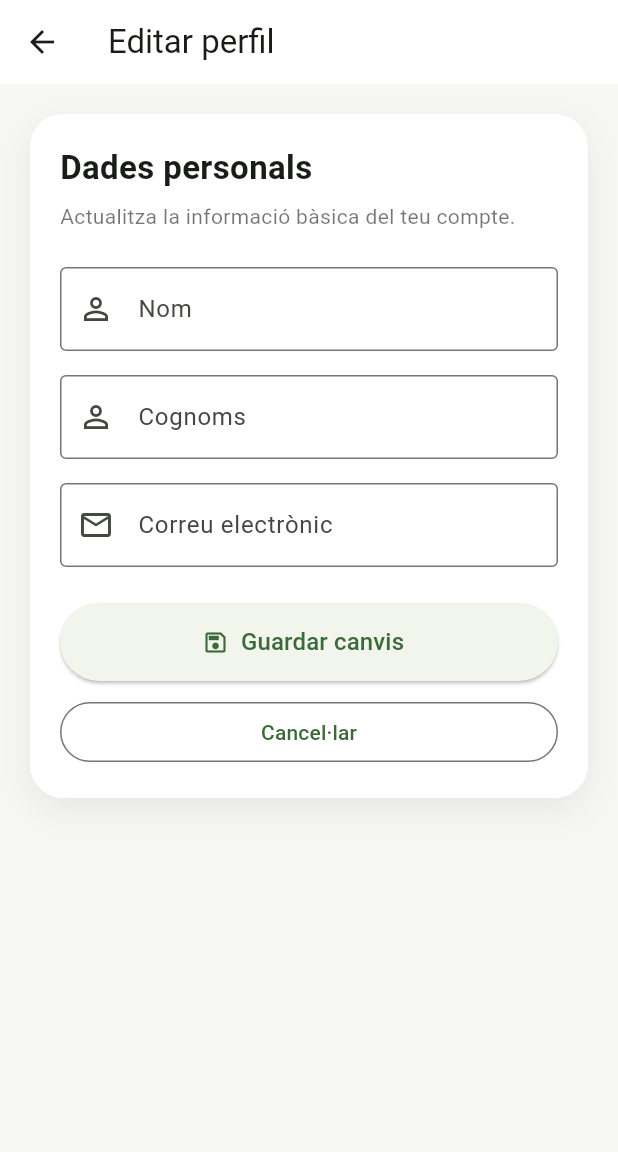
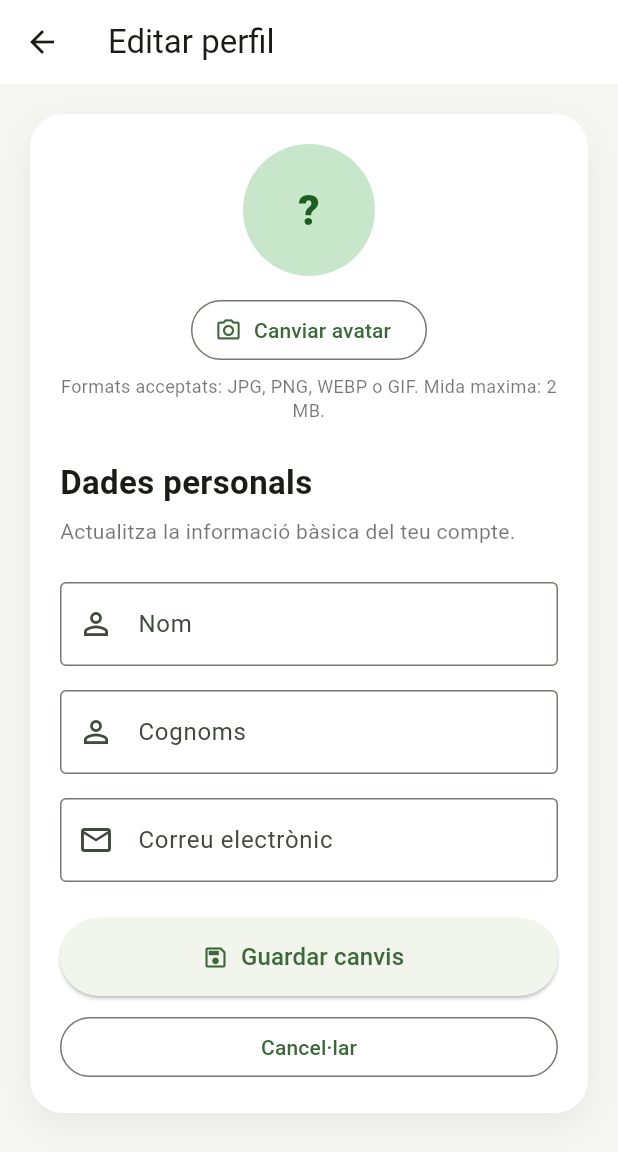
Before and after one commit to pes2526q2-13-gei-upc/FrontEnd-BuildRank, a Flutter app: the EditProfileScreen screen opened directly with empty values, on a phone screen of 412 x 824 dp. Shown: the top 1152 px of the screen. Run offline on Flutter 3.47's test engine with Material 3 defaults, Android fonts, the phone set to English and light mode, and no system bars; our stand-ins replace file_picker, firebase_core, firebase_messaging, flutter_local_notifications, flutter_map, google_sign_in and 2 more; missing offline and left inert: stream_chat_flutter; accounts and stored records are empty.

Commit message:
feat(profile): add user avatar management (#49)

```diff
--- a/buildrank_mobile/lib/core/services/api_client.dart
+++ b/buildrank_mobile/lib/core/services/api_client.dart
@@ -153,6 +153,30 @@ class ApiClient {
     );
   }
 
+  static Future<http.Response> multipartPatch(
+    Uri uri, {
+    Map<String, String> fields = const {},
+    List<http.MultipartFile> Function()? filesBuilder,
+    Duration timeout = const Duration(seconds: 30),
+  }) {
+    return _execute((h) async {
+      final request = http.MultipartRequest('PATCH', uri);
+
+      final headers = Map<String, String>.from(h);
+      headers.remove('Content-Type');
+      request.headers.addAll(headers);
+
+      request.fields.addAll(fields);
+
+      if (filesBuilder != null) {
+        request.files.addAll(filesBuilder());
+      }
+
+      final streamedResponse = await request.send().timeout(timeout);
+      return http.Response.fromStream(streamedResponse);
+    });
+  }
+
   static Future<http.Response> delete(
     Uri uri, {
     Duration timeout = const Duration(seconds: 10),
--- a/buildrank_mobile/lib/features/profile/presentation/screens/edit_profile_screen.dart
+++ b/buildrank_mobile/lib/features/profile/presentation/screens/edit_profile_screen.dart
@@ -1,16 +1,21 @@
+import 'dart:typed_data';
+
 import 'package:buildrank_mobile/features/auth/data/auth_service.dart';
 import 'package:buildrank_mobile/l10n/app_localizations.dart';
+import 'package:file_picker/file_picker.dart';
 import 'package:flutter/material.dart';
 
 class EditProfileScreen extends StatefulWidget {
   final String initialFullName;
   final String initialEmail;
+  final String? initialAvatarUrl;
   final AuthService? authService;
 
   const EditProfileScreen({
     super.key,
     required this.initialFullName,
     required this.initialEmail,
+    this.initialAvatarUrl,
     this.authService,
   });
 
@@ -19,6 +24,15 @@ class EditProfileScreen extends StatefulWidget {
 }
 
 class _EditProfileScreenState extends State<EditProfileScreen> {
+  static const int _maxAvatarBytes = 2 * 1024 * 1024;
+  static const Set<String> _allowedAvatarExtensions = {
+    'jpg',
+    'jpeg',
+    'png',
+    'webp',
+    'gif',
+  };
+
   late final AuthService _authService;
 
   late final TextEditingController _firstNameController;
@@ -26,11 +40,17 @@ class _EditProfileScreenState extends State<EditProfileScreen> {
   late final TextEditingController _emailController;
 
   bool _isSaving = false;
+  bool _clearAvatar = false;
+
+  Uint8List? _selectedAvatarBytes;
+  String? _selectedAvatarName;
+  String? _avatarUrl;
 
   @override
   void initState() {
     super.initState();
     _authService = widget.authService ?? AuthService();
+    _avatarUrl = _normalizeAvatarUrl(widget.initialAvatarUrl);
 
     final parts = widget.initialFullName.trim().split(RegExp(r'\s+'));
     final firstName = parts.isNotEmpty ? parts.first : '';
@@ -47,6 +67,70 @@ class _EditProfileScreenState extends State<EditProfileScreen> {
     _lastNameController.dispose();
     _emailController.dispose();
     super.dispose();
+  }
+
+  String? _normalizeAvatarUrl(String? value) {
+    final clean = value?.trim();
+    if (clean == null || clean.isEmpty || clean == 'null') return null;
+    return clean;
+  }
+
+  String _avatarInitial() {
+    final firstName = _firstNameController.text.trim();
+    if (firstName.isNotEmpty) return firstName.characters.first.toUpperCase();
+
+    final email = _emailController.text.trim();
+    if (email.isNotEmpty) return email.characters.first.toUpperCase();
+
+    return '?';
+  }
+
+  Future<void> _pickAvatar() async {
+    final result = await FilePicker.platform.pickFiles(
+      type: FileType.custom,
+      allowedExtensions: _allowedAvatarExtensions.toList(),
+      allowMultiple: false,
+      withData: true,
+    );
+
+    if (result == null || result.files.isEmpty) return;
+
+    final file = result.files.single;
+    final bytes = file.bytes;
+
+    if (bytes == null) {
+      _showMessage('No s ha pogut llegir el fitxer seleccionat.');
+      return;
+    }
+
+    final extension = (file.extension ?? file.name.split('.').last)
+        .toLowerCase()
+        .trim();
+
+    if (!_allowedAvatarExtensions.contains(extension)) {
+      _showMessage('Format no valid. Usa JPG, PNG, WEBP o GIF.');
+      return;
+    }
+
+    if (bytes.length > _maxAvatarBytes) {
+      _showMessage('La imatge no pot superar els 2 MB.');
+      return;
+    }
+
+    setState(() {
+      _selectedAvatarBytes = bytes;
+      _selectedAvatarName = file.name;
+      _clearAvatar = false;
+    });
+  }
+
+  void _markAvatarForRemoval() {
+    setState(() {
+      _selectedAvatarBytes = null;
+      _selectedAvatarName = null;
+      _avatarUrl = null;
+      _clearAvatar = true;
+    });
   }
 
   Future<void> _saveProfile() async {
@@ -86,6 +170,15 @@ class _EditProfileScreenState extends State<EditProfileScreen> {
         email: email,
       );
 
+      if (_selectedAvatarBytes != null && _selectedAvatarName != null) {
+        await _authService.updateAvatar(
+          bytes: _selectedAvatarBytes!,
+          filename: _selectedAvatarName!,
+        );
+      } else if (_clearAvatar) {
+        await _authService.clearAvatar();
+      }
+
       if (!mounted) return;
 
       ScaffoldMessenger.of(
@@ -109,6 +202,61 @@ class _EditProfileScreenState extends State<EditProfileScreen> {
     ScaffoldMessenger.of(
       context,
     ).showSnackBar(SnackBar(content: Text(message)));
+  }
+
+  Widget _buildAvatarPreview() {
+    ImageProvider? imageProvider;
+
+    if (_selectedAvatarBytes != null) {
+      imageProvider = MemoryImage(_selectedAvatarBytes!);
+    } else if (!_clearAvatar && _avatarUrl != null) {
+      imageProvider = NetworkImage(_avatarUrl!);
+    }
+
+    return Column(
+      children: [
+        CircleAvatar(
+          radius: 44,
+          backgroundColor: Colors.green.shade100,
+          backgroundImage: imageProvider,
+          child: imageProvider == null
+              ? Text(
+                  _avatarInitial(),
+                  style: TextStyle(
+                    color: Colors.green.shade900,
+                    fontWeight: FontWeight.w800,
+                    fontSize: 28,
+                  ),
+                )
+              : null,
+        ),
+        const SizedBox(height: 12),
+        Wrap(
+          alignment: WrapAlignment.center,
+          spacing: 10,
+          runSpacing: 8,
+          children: [
+            OutlinedButton.icon(
+              onPressed: _isSaving ? null : _pickAvatar,
+              icon: const Icon(Icons.photo_camera_outlined),
+              label: const Text('Canviar avatar'),
+            ),
+            if (_selectedAvatarBytes != null || _avatarUrl != null)
+              TextButton.icon(
+                onPressed: _isSaving ? null : _markAvatarForRemoval,
+                icon: const Icon(Icons.delete_outline),
+                label: const Text('Eliminar avatar'),
+              ),
+          ],
+        ),
+        const SizedBox(height: 6),
+        const Text(
+          'Formats acceptats: JPG, PNG, WEBP o GIF. Mida maxima: 2 MB.',
+          textAlign: TextAlign.center,
+          style: TextStyle(fontSize: 12, color: Colors.black54, height: 1.3),
+        ),
+      ],
+    );
   }
 
   @override
@@ -141,6 +289,8 @@ class _EditProfileScreenState extends State<EditProfileScreen> {
             child: Column(
               crossAxisAlignment: CrossAxisAlignment.stretch,
               children: [
+                _buildAvatarPreview(),
+                const SizedBox(height: 24),
                 Text(
                   l10n.editProfilePersonalDataTitle,
                   style: const TextStyle(
```
Also changed, not shown: buildrank_mobile/lib/features/auth/data/auth_service.dart (+60 -0 lines), buildrank_mobile/lib/features/profile/presentation/screens/profile_screen.dart (+42 -1 lines), 1 other file.
